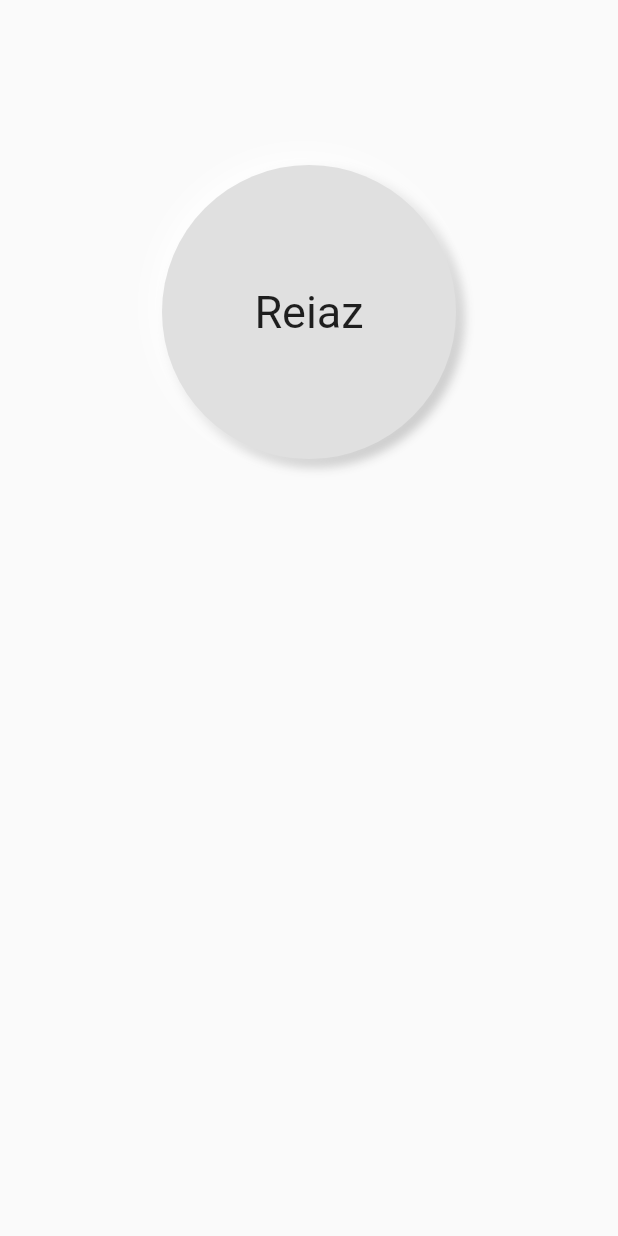
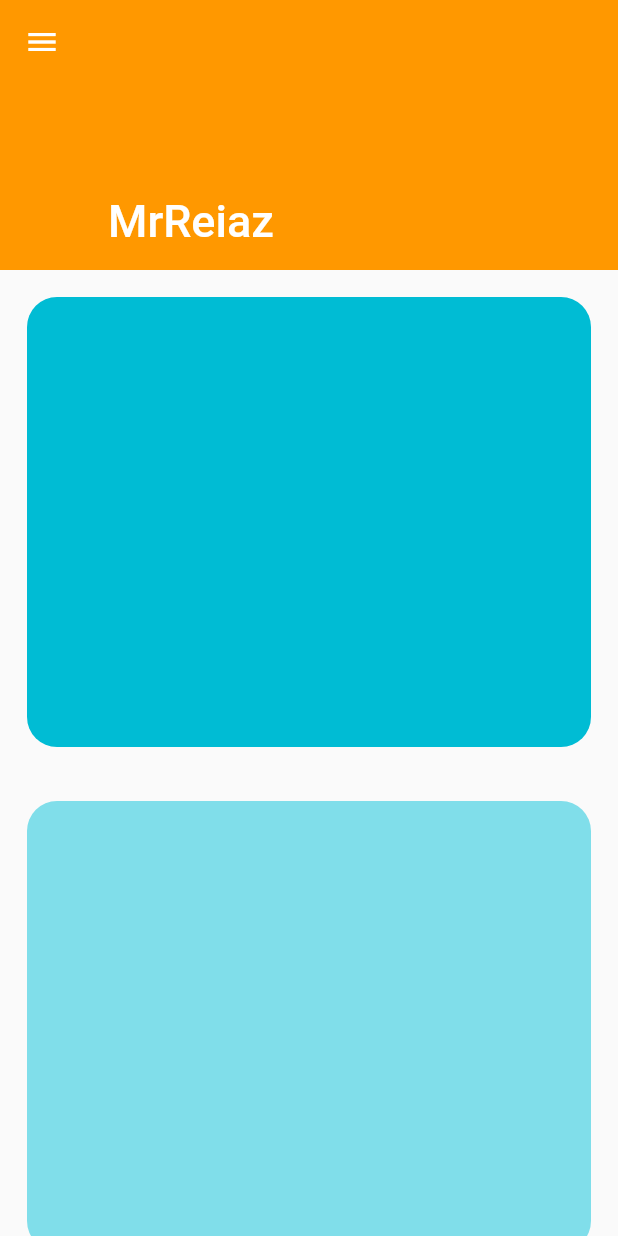
Before and after one commit to mrreiaz/flutter-in-mac, a Flutter app: the screen it shows after launch, on a phone screen of 412 x 824 dp. Run offline on Flutter 3.47's test engine with Material 2 defaults, Android fonts, the light colour scheme and no system bars.

Commit message:
play with sliver

```diff
--- a/lib/main.dart
+++ b/lib/main.dart
@@ -11,41 +11,70 @@
   Widget build(BuildContext context) {
     return MaterialApp(
       home: Scaffold(
-        body: SafeArea(
-          child: Padding(
-            padding: const EdgeInsets.all(108.0),
-            child: Container(
-              child: Center(
-                child: Text(
-                  'Reiaz',
-                  style: TextStyle(
-                    fontSize: 30,
+        body: CustomScrollView(
+          slivers: [
+            SliverAppBar(
+              leading: Icon(Icons.menu),
+              //title: Text('MrReiaz!'),
+              expandedHeight: 180,
+              flexibleSpace: FlexibleSpaceBar(
+                background: Container(
+                  color: Colors.orange,
+                ),
+                title: Text('MrReiaz'),
+              ),
+              floating: true,
+              pinned: true,
+            ),
+            SliverToBoxAdapter(
+              child: Padding(
+                padding: const EdgeInsets.all(18.0),
+                child: ClipRRect(
+                  borderRadius: BorderRadius.circular(20),
+                  child: Container(
+                    color: Colors.cyan,
+                    height: 300,
                   ),
                 ),
               ),
-              height: 200,
-              width: 200,
-              decoration: BoxDecoration(
-                color: Colors.grey[300],
-                shape: BoxShape.circle,
-                //borderRadius: BorderRadius.circular(30),
-                boxShadow: [
-                  BoxShadow(
-                    color: Colors.grey.shade400,
-                    offset: const Offset(4.0, 4.0),
-                    blurRadius: 5.0,
-                    spreadRadius: 1.0,
+            ),
+            SliverToBoxAdapter(
+              child: Padding(
+                padding: const EdgeInsets.all(18.0),
+                child: ClipRRect(
+                  borderRadius: BorderRadius.circular(20),
+                  child: Container(
+                    color: Colors.cyan[200],
+                    height: 300,
                   ),
-                  const BoxShadow(
-                    color: Colors.white,
-                    offset: Offset(-4.0, -4.0),
-                    blurRadius: 15.0,
-                    spreadRadius: 1.0,
-                  ),
-                ],
+                ),
               ),
             ),
-          ),
+            SliverToBoxAdapter(
+              child: Padding(
+                padding: const EdgeInsets.all(18.0),
+                child: ClipRRect(
+                  borderRadius: BorderRadius.circular(20),
+                  child: Container(
+                    color: Colors.cyan[400],
+                    height: 300,
+                  ),
+                ),
+              ),
+            ),
+            SliverToBoxAdapter(
+              child: Padding(
+                padding: const EdgeInsets.all(18.0),
+                child: ClipRRect(
+                  borderRadius: BorderRadius.circular(20),
+                  child: Container(
+                    color: Colors.cyan[900],
+                    height: 300,
+                  ),
+                ),
+              ),
+            ),
+          ],
         ),
       ),
     );
```
